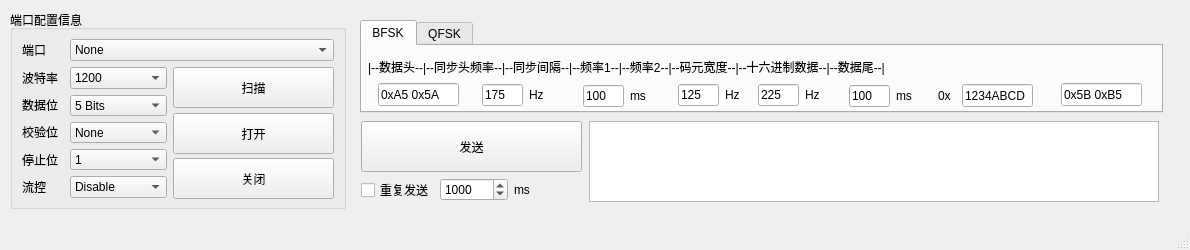
Above: PRO/mainwindow.ui from wifialan/cross_board_relay before the change. Below: the same form after it.
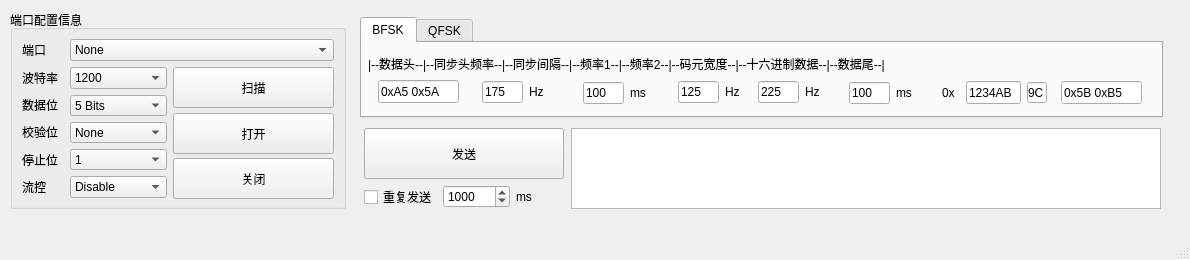
That is the form after the change.

Commit message: add CRC8-MAXIM and date

```diff
--- a/PRO/mainwindow.ui
+++ b/PRO/mainwindow.ui
@@ -7,7 +7,7 @@
     <x>0</x>
     <y>0</y>
     <width>1190</width>
-    <height>250</height>
+    <height>260</height>
    </rect>
   </property>
   <property name="minimumSize">
@@ -19,7 +19,7 @@
   <property name="maximumSize">
    <size>
     <width>1190</width>
-    <height>250</height>
+    <height>3000</height>
    </size>
   </property>
   <property name="windowTitle">
@@ -308,9 +308,9 @@
     <property name="geometry">
      <rect>
       <x>360</x>
-      <y>20</y>
+      <y>17</y>
       <width>803</width>
-      <height>93</height>
+      <height>101</height>
      </rect>
     </property>
     <property name="currentIndex">
@@ -320,56 +320,6 @@
      <attribute name="title">
       <string>BFSK</string>
      </attribute>
-     <widget class="QWidget" name="layoutWidget">
-      <property name="geometry">
-       <rect>
-        <x>576</x>
-        <y>37</y>
-        <width>95</width>
-        <height>25</height>
-       </rect>
-      </property>
-      <layout class="QGridLayout" name="gridLayout_23">
-       <item row="0" column="0">
-        <widget class="QLabel" name="label_21">
-         <property name="minimumSize">
-          <size>
-           <width>0</width>
-           <height>21</height>
-          </size>
-         </property>
-         <property name="maximumSize">
-          <size>
-           <width>16777215</width>
-           <height>21</height>
-          </size>
-         </property>
-         <property name="text">
-          <string>0x</string>
-         </property>
-        </widget>
-       </item>
-       <item row="0" column="1">
-        <widget class="QLineEdit" name="lineEdit_bfsk_data">
-         <property name="minimumSize">
-          <size>
-           <width>71</width>
-           <height>23</height>
-          </size>
-         </property>
-         <property name="maximumSize">
-          <size>
-           <width>71</width>
-           <height>23</height>
-          </size>
-         </property>
-         <property name="text">
-          <string>1234ABCD</string>
-         </property>
-        </widget>
-       </item>
-      </layout>
-     </widget>
      <widget class="QLabel" name="label_27">
       <property name="geometry">
        <rect>
@@ -425,7 +375,7 @@
       <property name="geometry">
        <rect>
         <x>699</x>
-        <y>37</y>
+        <y>38</y>
         <width>81</width>
         <height>23</height>
        </rect>
@@ -623,6 +573,81 @@
        </item>
       </layout>
      </widget>
+     <widget class="QWidget" name="">
+      <property name="geometry">
+       <rect>
+        <x>580</x>
+        <y>37</y>
+        <width>105</width>
+        <height>25</height>
+       </rect>
+      </property>
+      <layout class="QGridLayout" name="gridLayout_5">
+       <item row="0" column="0">
+        <widget class="QLabel" name="label_21">
+         <property name="minimumSize">
+          <size>
+           <width>0</width>
+           <height>21</height>
+          </size>
+         </property>
+         <property name="maximumSize">
+          <size>
+           <width>16777215</width>
+           <height>21</height>
+          </size>
+         </property>
+         <property name="text">
+          <string>0x</string>
+         </property>
+        </widget>
+       </item>
+       <item row="0" column="1">
+        <widget class="QLineEdit" name="lineEdit_bfsk_data">
+         <property name="minimumSize">
+          <size>
+           <width>55</width>
+           <height>23</height>
+          </size>
+         </property>
+         <property name="maximumSize">
+          <size>
+           <width>55</width>
+           <height>23</height>
+          </size>
+         </property>
+         <property name="text">
+          <string>1234AB</string>
+         </property>
+         <property name="maxLength">
+          <number>6</number>
+         </property>
+        </widget>
+       </item>
+       <item row="0" column="2">
+        <widget class="QLineEdit" name="lineEdit_bfsk_data_crc">
+         <property name="minimumSize">
+          <size>
+           <width>20</width>
+           <height>21</height>
+          </size>
+         </property>
+         <property name="maximumSize">
+          <size>
+           <width>20</width>
+           <height>21</height>
+          </size>
+         </property>
+         <property name="text">
+          <string>9C</string>
+         </property>
+         <property name="readOnly">
+          <bool>true</bool>
+         </property>
+        </widget>
+       </item>
+      </layout>
+     </widget>
     </widget>
     <widget class="QWidget" name="tab_QFSK">
      <attribute name="title">
@@ -945,29 +970,29 @@
      </widget>
     </widget>
    </widget>
-   <widget class="QWidget" name="layoutWidget">
+   <widget class="QWidget" name="">
     <property name="geometry">
      <rect>
-      <x>360</x>
-      <y>120</y>
-      <width>801</width>
+      <x>363</x>
+      <y>127</y>
+      <width>800</width>
       <height>84</height>
      </rect>
     </property>
-    <layout class="QGridLayout" name="gridLayout_42">
+    <layout class="QGridLayout" name="gridLayout_7">
      <item row="0" column="0">
       <layout class="QGridLayout" name="gridLayout_41">
        <item row="0" column="0">
         <widget class="QPushButton" name="pushButton_send">
          <property name="minimumSize">
           <size>
-           <width>221</width>
+           <width>200</width>
            <height>51</height>
           </size>
          </property>
          <property name="maximumSize">
           <size>
-           <width>221</width>
+           <width>200</width>
            <height>51</height>
           </size>
          </property>
@@ -1010,16 +1035,19 @@
       <widget class="QTextBrowser" name="textBrowser">
        <property name="minimumSize">
         <size>
-         <width>570</width>
+         <width>590</width>
          <height>81</height>
         </size>
        </property>
        <property name="maximumSize">
         <size>
-         <width>570</width>
+         <width>590</width>
          <height>81</height>
         </size>
        </property>
+       <property name="readOnly">
+        <bool>false</bool>
+       </property>
       </widget>
      </item>
     </layout>
```
Left out of the diff: 124 changed lines with no effect on the pictures. The commit also changes 2 other files.
